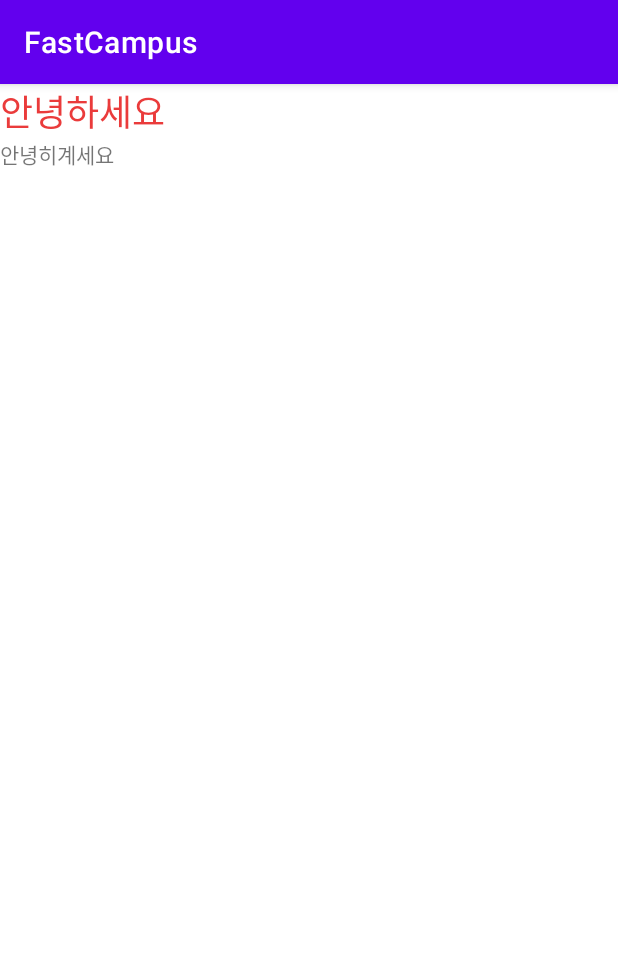
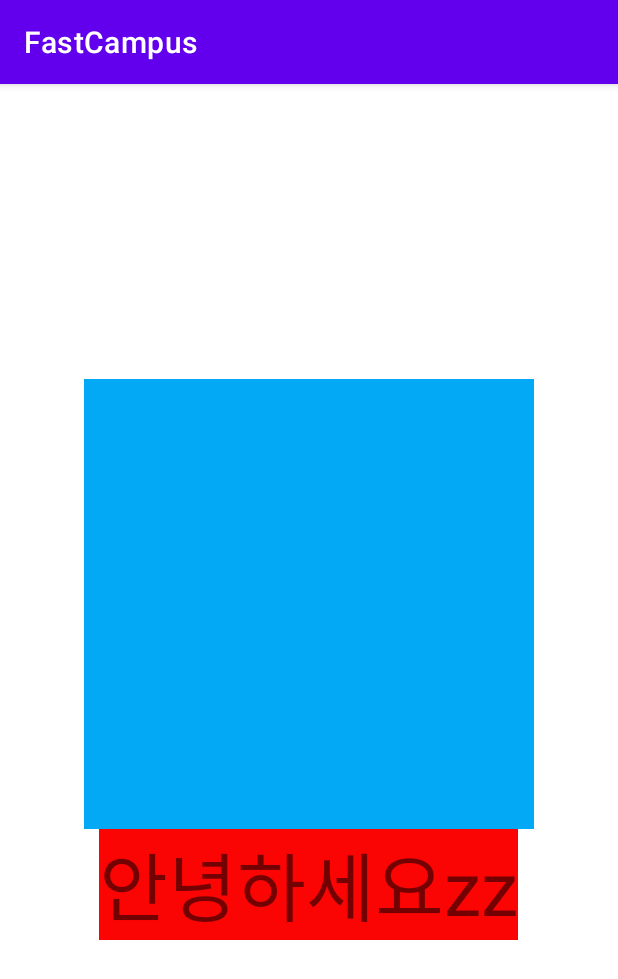
Before and after one commit to DDing77/FastCampus, an Android app: the screen it shows after launch (MainActivity), on a phone screen of 412 x 824 dp. Shown: the top 979 px of the screen. Run offline under Robolectric (Android 15) with nearby library versions, the phone set to English and light mode, and no system bars.

Commit message:
Update activity_main.xml

```diff
--- a/app/src/main/res/layout/activity_main.xml
+++ b/app/src/main/res/layout/activity_main.xml
@@ -5,22 +5,22 @@
     android:layout_width="match_parent"
     android:layout_height="match_parent"
     android:orientation="vertical"
+    android:gravity="center"
     tools:context=".MainActivity">
 
+
+
+    <ImageView
+        android:layout_width="300dp"
+        android:layout_height="300dp"
+        android:background="#03A9F4"/>
 
     <TextView
         android:layout_width="wrap_content"
         android:layout_height="wrap_content"
-        android:text="안녕하세요"
-        android:textColor="#EA3B3B"
-        android:textSize="24dp" />
-
-    <TextView
-        android:text="안녕히계세요"
-        android:layout_width="wrap_content"
-        android:layout_height="wrap_content">
-    </TextView>
-
+        android:textSize="50dp"
+        android:background="#FA0404"
+        android:text="안녕하세요zz"/>
 
 
 </LinearLayout>
```
